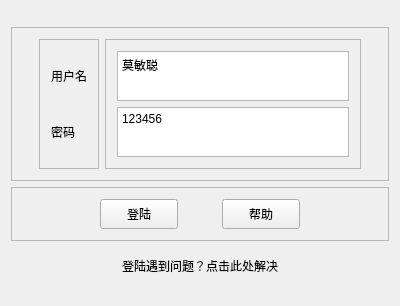
First picture: the form in loginwindow.ui, repository MomentDerek/StudentManageSystem, before the edit.
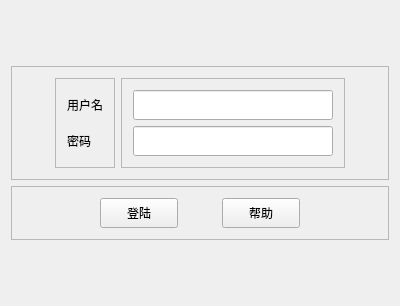
Second picture: the form after the edit.

```diff
--- a/loginwindow.ui
+++ b/loginwindow.ui
@@ -103,49 +103,29 @@
         </property>
         <layout class="QGridLayout" name="gridLayout">
          <item row="0" column="0">
-          <widget class="QTextEdit" name="UsernameTxt">
-           <property name="maximumSize">
+          <widget class="QLineEdit" name="UsernameTxt">
+           <property name="minimumSize">
             <size>
-             <width>16777215</width>
-             <height>50</height>
+             <width>200</width>
+             <height>30</height>
             </size>
            </property>
-           <property name="documentTitle">
-            <string/>
-           </property>
-           <property name="html">
-            <string>&lt;!DOCTYPE HTML PUBLIC &quot;-//W3C//DTD HTML 4.0//EN&quot; &quot;http://www.w3.org/TR/REC-html40/strict.dtd&quot;&gt;
-&lt;html&gt;&lt;head&gt;&lt;meta name=&quot;qrichtext&quot; content=&quot;1&quot; /&gt;&lt;style type=&quot;text/css&quot;&gt;
-p, li { white-space: pre-wrap; }
-&lt;/style&gt;&lt;/head&gt;&lt;body style=&quot; font-family:'SimSun'; font-size:9pt; font-weight:400; font-style:normal;&quot;&gt;
-&lt;p style=&quot; margin-top:0px; margin-bottom:0px; margin-left:0px; margin-right:0px; -qt-block-indent:0; text-indent:0px;&quot;&gt;莫敏聪&lt;/p&gt;&lt;/body&gt;&lt;/html&gt;</string>
-           </property>
           </widget>
          </item>
          <item row="1" column="0">
-          <widget class="QTextEdit" name="PasswordTxt">
+          <widget class="QLineEdit" name="PasswordTxt">
            <property name="sizePolicy">
             <sizepolicy hsizetype="Expanding" vsizetype="Expanding">
              <horstretch>0</horstretch>
              <verstretch>0</verstretch>
             </sizepolicy>
            </property>
-           <property name="maximumSize">
+           <property name="minimumSize">
             <size>
-             <width>16777215</width>
-             <height>50</height>
+             <width>200</width>
+             <height>30</height>
             </size>
            </property>
-           <property name="frameShape">
-            <enum>QFrame::StyledPanel</enum>
-           </property>
-           <property name="html">
-            <string>&lt;!DOCTYPE HTML PUBLIC &quot;-//W3C//DTD HTML 4.0//EN&quot; &quot;http://www.w3.org/TR/REC-html40/strict.dtd&quot;&gt;
-&lt;html&gt;&lt;head&gt;&lt;meta name=&quot;qrichtext&quot; content=&quot;1&quot; /&gt;&lt;style type=&quot;text/css&quot;&gt;
-p, li { white-space: pre-wrap; }
-&lt;/style&gt;&lt;/head&gt;&lt;body style=&quot; font-family:'SimSun'; font-size:9pt; font-weight:400; font-style:normal;&quot;&gt;
-&lt;p style=&quot; margin-top:0px; margin-bottom:0px; margin-left:0px; margin-right:0px; -qt-block-indent:0; text-indent:0px;&quot;&gt;123456&lt;/p&gt;&lt;/body&gt;&lt;/html&gt;</string>
-           </property>
           </widget>
          </item>
         </layout>
@@ -291,32 +271,6 @@
      </layout>
     </widget>
    </item>
-   <item>
-    <spacer name="verticalSpacer_3">
-     <property name="orientation">
-      <enum>Qt::Vertical</enum>
-     </property>
-     <property name="sizeType">
-      <enum>QSizePolicy::Minimum</enum>
-     </property>
-     <property name="sizeHint" stdset="0">
-      <size>
-       <width>20</width>
-       <height>10</height>
-      </size>
-     </property>
-    </spacer>
-   </item>
-   <item>
-    <widget class="QLabel" name="ProblemLabel">
-     <property name="text">
-      <string>登陆遇到问题？点击此处解决</string>
-     </property>
-     <property name="alignment">
-      <set>Qt::AlignCenter</set>
-     </property>
-    </widget>
-   </item>
    <item>
     <spacer name="verticalSpacer">
      <property name="orientation">
```
